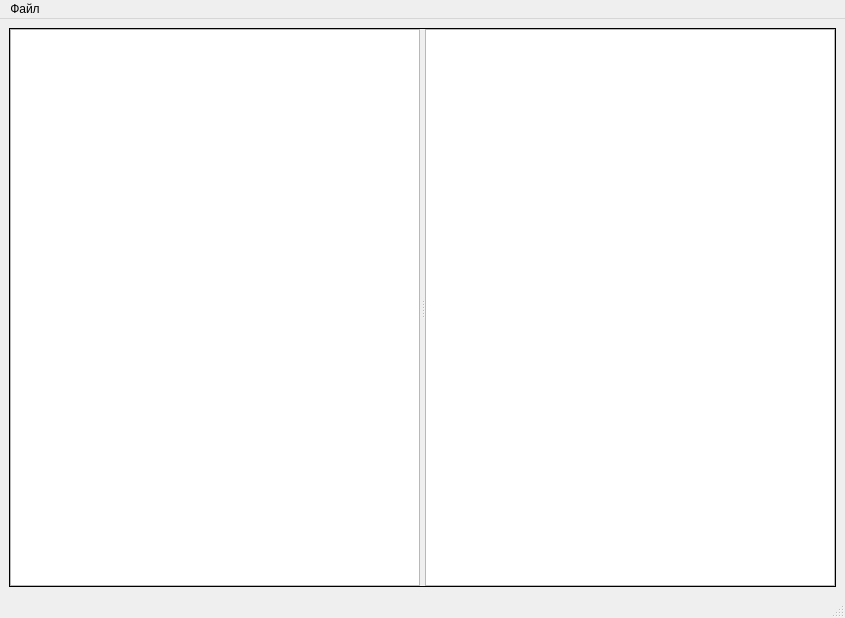
First picture: the form in mainwindow.ui, repository mikhailKhmel/database_viewer, before the edit.
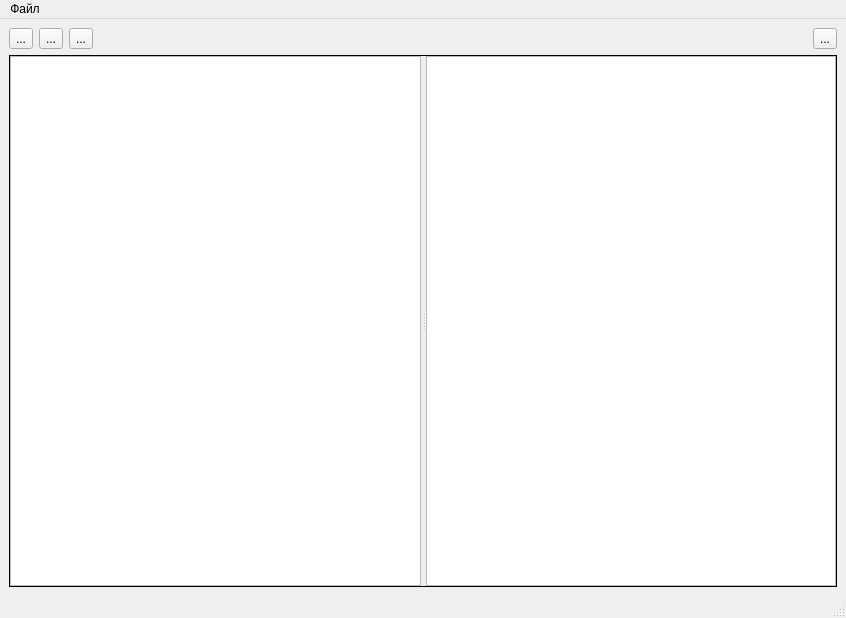
Second picture: the form after the edit. Icons and pictures are not drawn.

Patch:
```diff
--- a/mainwindow.ui
+++ b/mainwindow.ui
@@ -6,16 +6,19 @@
    <rect>
     <x>0</x>
     <y>0</y>
-    <width>845</width>
+    <width>846</width>
     <height>618</height>
    </rect>
   </property>
   <property name="windowTitle">
    <string>Главное окно</string>
   </property>
+  <property name="styleSheet">
+   <string notr="true"/>
+  </property>
   <widget class="QWidget" name="centralwidget">
    <layout class="QGridLayout" name="gridLayout">
-    <item row="0" column="0">
+    <item row="2" column="0" colspan="6">
      <widget class="QSplitter" name="splitter">
       <property name="sizePolicy">
        <sizepolicy hsizetype="Expanding" vsizetype="Expanding">
@@ -53,6 +56,9 @@
          <verstretch>0</verstretch>
         </sizepolicy>
        </property>
+       <property name="styleSheet">
+        <string notr="true"/>
+       </property>
        <property name="editTriggers">
         <set>QAbstractItemView::AllEditTriggers</set>
        </property>
@@ -66,7 +72,7 @@
         <bool>false</bool>
        </attribute>
        <attribute name="verticalHeaderVisible">
-        <bool>true</bool>
+        <bool>false</bool>
        </attribute>
        <attribute name="verticalHeaderCascadingSectionResizes">
         <bool>false</bool>
@@ -83,6 +89,87 @@
       </widget>
      </widget>
     </item>
+    <item row="0" column="0">
+     <widget class="QToolButton" name="toolButton_connect_db">
+      <property name="text">
+       <string>...</string>
+      </property>
+      <property name="icon">
+       <iconset resource="qrc.qrc">
+        <normaloff>:/src/icons8-add-database-32.png</normaloff>:/src/icons8-add-database-32.png</iconset>
+      </property>
+      <property name="iconSize">
+       <size>
+        <width>30</width>
+        <height>30</height>
+       </size>
+      </property>
+     </widget>
+    </item>
+    <item row="0" column="3">
+     <spacer name="horizontalSpacer">
+      <property name="orientation">
+       <enum>Qt::Horizontal</enum>
+      </property>
+      <property name="sizeHint" stdset="0">
+       <size>
+        <width>40</width>
+        <height>20</height>
+       </size>
+      </property>
+     </spacer>
+    </item>
+    <item row="0" column="5">
+     <widget class="QToolButton" name="toolButton_exit">
+      <property name="text">
+       <string>...</string>
+      </property>
+      <property name="icon">
+       <iconset resource="qrc.qrc">
+        <normaloff>:/src/icons8-exit-32.png</normaloff>:/src/icons8-exit-32.png</iconset>
+      </property>
+      <property name="iconSize">
+       <size>
+        <width>30</width>
+        <height>30</height>
+       </size>
+      </property>
+     </widget>
+    </item>
+    <item row="0" column="1">
+     <widget class="QToolButton" name="toolButton_create_table">
+      <property name="text">
+       <string>...</string>
+      </property>
+      <property name="icon">
+       <iconset resource="qrc.qrc">
+        <normaloff>:/src/icons8-table-32.png</normaloff>:/src/icons8-table-32.png</iconset>
+      </property>
+      <property name="iconSize">
+       <size>
+        <width>30</width>
+        <height>30</height>
+       </size>
+      </property>
+     </widget>
+    </item>
+    <item row="0" column="2">
+     <widget class="QToolButton" name="toolButton_save_profile">
+      <property name="text">
+       <string>...</string>
+      </property>
+      <property name="icon">
+       <iconset resource="qrc.qrc">
+        <normaloff>:/src/icons8-save-32.png</normaloff>:/src/icons8-save-32.png</iconset>
+      </property>
+      <property name="iconSize">
+       <size>
+        <width>30</width>
+        <height>30</height>
+       </size>
+      </property>
+     </widget>
+    </item>
    </layout>
   </widget>
   <widget class="QMenuBar" name="menubar">
@@ -90,10 +177,13 @@
     <rect>
      <x>0</x>
      <y>0</y>
-     <width>845</width>
-     <height>25</height>
+     <width>846</width>
+     <height>26</height>
     </rect>
    </property>
+   <property name="styleSheet">
+    <string notr="true"/>
+   </property>
    <widget class="QMenu" name="menu">
     <property name="title">
      <string>Файл</string>
```
Left out of the diff: 14 changed lines with no effect on the pictures.
